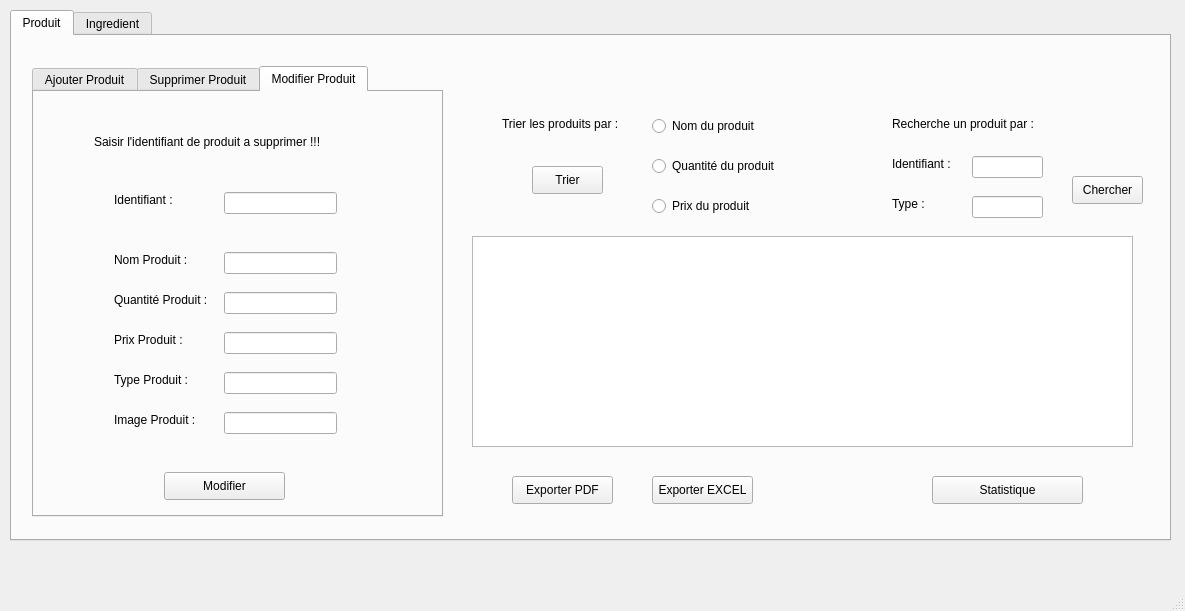
This is produit_ingredient/produit_ingredient.ui in ramy25bh3/Pastry_Plus as Qt 5 draws it before an edit. The edited form follows.
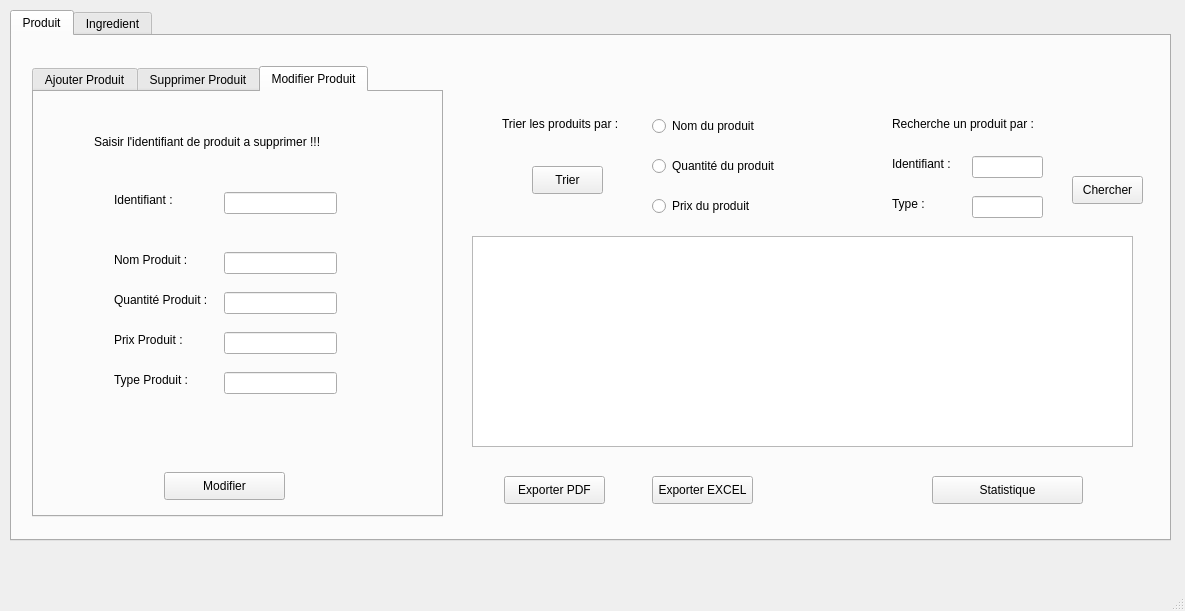
This is the edited form. The open tabs and pages were chosen to show the change.

```diff
--- a/produit_ingredient/produit_ingredient.ui
+++ b/produit_ingredient/produit_ingredient.ui
@@ -321,19 +321,6 @@
          <string>Type Produit :</string>
         </property>
        </widget>
-       <widget class="QLabel" name="label_14">
-        <property name="geometry">
-         <rect>
-          <x>80</x>
-          <y>320</y>
-          <width>91</width>
-          <height>16</height>
-         </rect>
-        </property>
-        <property name="text">
-         <string>Image Produit :</string>
-        </property>
-       </widget>
        <widget class="QLabel" name="label_15">
         <property name="geometry">
          <rect>
@@ -397,16 +384,6 @@
          </rect>
         </property>
        </widget>
-       <widget class="QLineEdit" name="image_P_modif">
-        <property name="geometry">
-         <rect>
-          <x>190</x>
-          <y>320</y>
-          <width>113</width>
-          <height>22</height>
-         </rect>
-        </property>
-       </widget>
        <widget class="QPushButton" name="modifier_produit">
         <property name="geometry">
          <rect>
@@ -543,19 +520,6 @@
        </rect>
       </property>
      </widget>
-     <widget class="QPushButton" name="exporter_P">
-      <property name="geometry">
-       <rect>
-        <x>500</x>
-        <y>440</y>
-        <width>101</width>
-        <height>28</height>
-       </rect>
-      </property>
-      <property name="text">
-       <string>Exporter PDF</string>
-      </property>
-     </widget>
      <widget class="QPushButton" name="chercher_produit">
       <property name="geometry">
        <rect>
@@ -621,6 +585,19 @@
        <string>Exporter EXCEL</string>
       </property>
      </widget>
+     <widget class="QPushButton" name="PDF_P">
+      <property name="geometry">
+       <rect>
+        <x>492</x>
+        <y>440</y>
+        <width>101</width>
+        <height>28</height>
+       </rect>
+      </property>
+      <property name="text">
+       <string>Exporter PDF</string>
+      </property>
+     </widget>
     </widget>
     <widget class="QWidget" name="tab_2">
      <attribute name="title">
```
Left out of the diff: 101 changed lines with no effect on the pictures.
